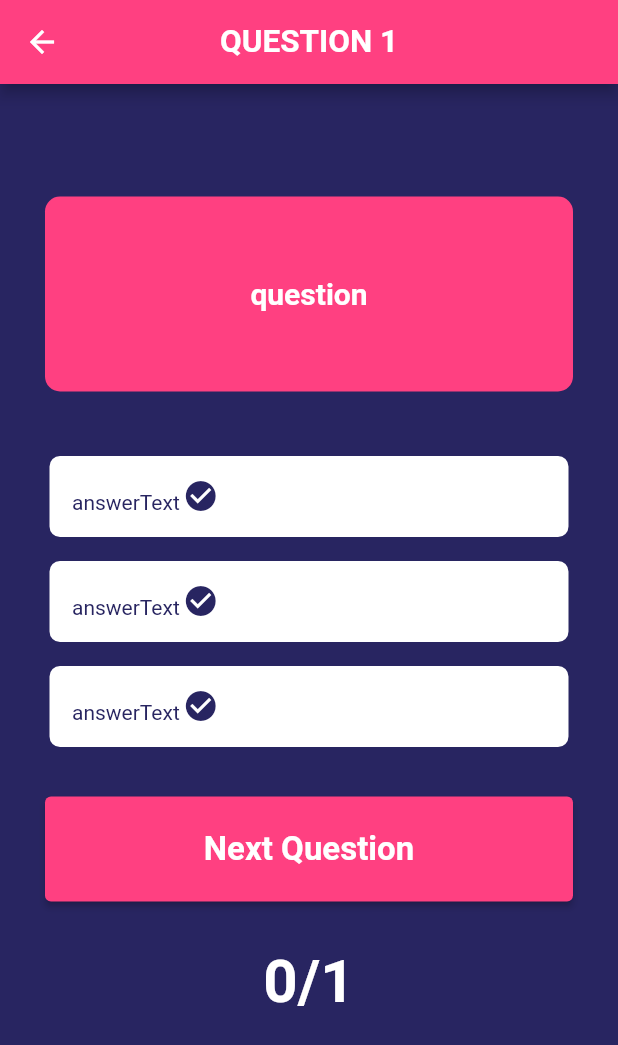
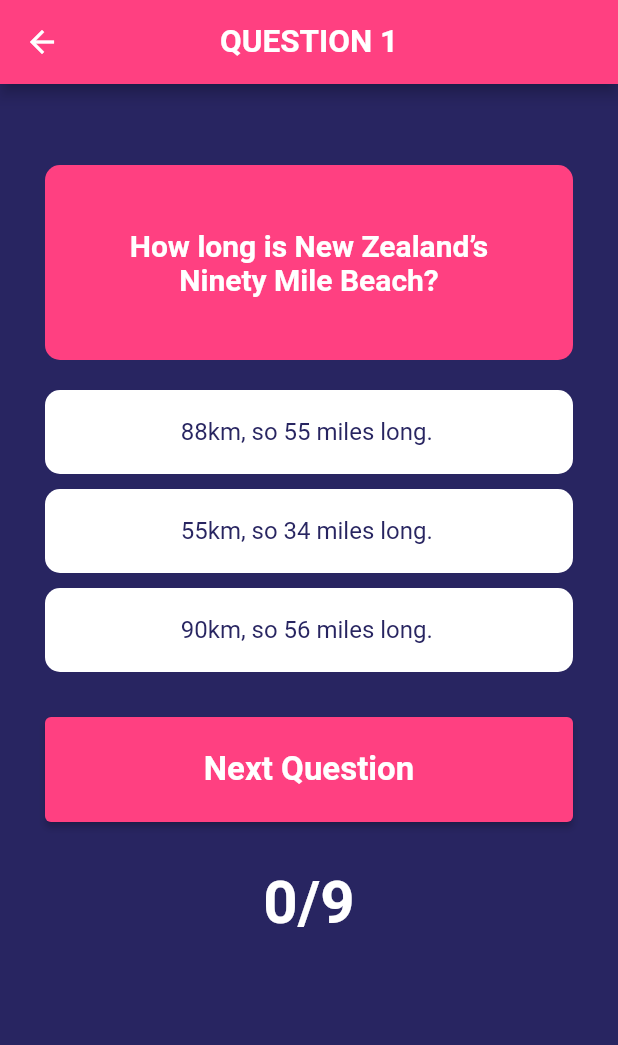
Before and after one commit to NavinduK/sci_que, a Flutter app: the Question screen opened directly, on a phone screen of 412 x 824 dp. Shown: the top 1045 px of the screen. Run offline on Flutter 3.47's test engine with Material 2 defaults, Android fonts, the phone set to English and light mode, and no system bars; our stand-ins replace animate_do, fluttertoast.

Commit message:
Answer change and interraction feature implementation

```diff
--- a/lib/Views/Question.dart
+++ b/lib/Views/Question.dart
@@ -1,5 +1,3 @@
-import 'dart:ui';
-
 import 'package:flutter/material.dart';
 import 'package:sci_que/Widgets/Answer.dart';
 
@@ -84,26 +82,26 @@
         child: Column(
           children: [
             SizedBox(
-              height: 25.0,
+              height: 15.0,
             ),
             Row(
               mainAxisAlignment: MainAxisAlignment.center,
               children: [
                 if (_scoreTracker.length == 0)
                   SizedBox(
-                    height: 25.0,
+                    height: 24.0,
                   ),
                 if (_scoreTracker.length > 0) ..._scoreTracker
               ],
             ),
             SizedBox(
-              height: 25.0,
+              height: 15.0,
             ),
             Container(
               width: double.infinity,
               height: 130.0,
-              margin: EdgeInsets.only(bottom: 10.0, left: 30.0, right: 30.0),
-              padding: EdgeInsets.symmetric(horizontal: 50.0, vertical: 20.0),
+              margin: EdgeInsets.only(left: 30.0, right: 30.0),
+              padding: EdgeInsets.symmetric(horizontal: 30.0, vertical: 10.0),
               decoration: BoxDecoration(
                 color: Colors.pinkAccent,
                 borderRadius: BorderRadius.circular(10.0),
@@ -121,13 +119,15 @@
               ),
             ),
             SizedBox(
-              height: 25.0,
+              height: 15.0,
             ),
             ...(_questions[_questionIndex]['answers']
                     as List<Map<String, Object>>)
                 .map(
               (answer) => Answer(
                 answerText: answer['answerText'].toString(),
+                correct: answer['score'] as bool,
+                answerWasSelected: answerWasSelected,
                 answerColor: answerWasSelected
                     ? answer['score'] as bool
                         ? Colors.green
@@ -198,7 +198,7 @@
               ),
             if (endOfQuiz)
               Container(
-                height: 100,
+                height: 80,
                 width: double.infinity,
                 color: Colors.black,
                 child: Center(
@@ -220,14 +220,91 @@
     );
   }
 }
+// final _questions = const [
+//   {
+//     'question': 'question',
+//     'answers': [
+//       {'answerText': 'answerText', 'score': true},
+//       {'answerText': 'answerText', 'score': false},
+//       {'answerText': 'answerText', 'score': false},
+//     ],
+//   },
+
+// ];
 
 final _questions = const [
   {
-    'question': 'question',
+    'question': 'How long is New Zealand’s Ninety Mile Beach?',
     'answers': [
-      {'answerText': 'answerText', 'score': true},
-      {'answerText': 'answerText', 'score': false},
-      {'answerText': 'answerText', 'score': false},
+      {'answerText': '88km, so 55 miles long.', 'score': true},
+      {'answerText': '55km, so 34 miles long.', 'score': false},
+      {'answerText': '90km, so 56 miles long.', 'score': false},
     ],
-  }
+  },
+  {
+    'question':
+        'In which month does the German festival of Oktoberfest mostly take place?',
+    'answers': [
+      {'answerText': 'January', 'score': false},
+      {'answerText': 'October', 'score': false},
+      {'answerText': 'September', 'score': true},
+    ],
+  },
+  {
+    'question': 'Who composed the music for Sonic the Hedgehog 3?',
+    'answers': [
+      {'answerText': 'Britney Spears', 'score': false},
+      {'answerText': 'Timbaland', 'score': false},
+      {'answerText': 'Michael Jackson', 'score': true},
+    ],
+  },
+  {
+    'question': 'In Georgia (the state), it’s illegal to eat what with a fork?',
+    'answers': [
+      {'answerText': 'Hamburgers', 'score': false},
+      {'answerText': 'Fried chicken', 'score': true},
+      {'answerText': 'Pizza', 'score': false},
+    ],
+  },
+  {
+    'question':
+        'Which part of his body did musician Gene Simmons from Kiss insure for one million dollars?',
+    'answers': [
+      {'answerText': 'His tongue', 'score': true},
+      {'answerText': 'His leg', 'score': false},
+      {'answerText': 'His butt', 'score': false},
+    ],
+  },
+  {
+    'question': 'In which country are Panama hats made?',
+    'answers': [
+      {'answerText': 'Ecuador', 'score': true},
+      {'answerText': 'Panama (duh)', 'score': false},
+      {'answerText': 'Portugal', 'score': false},
+    ],
+  },
+  {
+    'question': 'From which country do French fries originate?',
+    'answers': [
+      {'answerText': 'Belgium', 'score': true},
+      {'answerText': 'France (duh)', 'score': false},
+      {'answerText': 'Switzerland', 'score': false},
+    ],
+  },
+  {
+    'question': 'Which sea creature has three hearts?',
+    'answers': [
+      {'answerText': 'Great White Sharks', 'score': false},
+      {'answerText': 'Killer Whales', 'score': false},
+      {'answerText': 'The Octopus', 'score': true},
+    ],
+  },
+  {
+    'question': 'Which European country eats the most chocolate per capita?',
+    'answers': [
+      {'answerText': 'Belgium', 'score': false},
+      {'answerText': 'The Netherlands', 'score': false},
+      {'answerText': 'Switzerland', 'score': true},
+    ],
+  },
 ];
--- a/lib/Widgets/Answer.dart
+++ b/lib/Widgets/Answer.dart
@@ -4,11 +4,15 @@
   const Answer({
     Key? key,
     required this.answerText,
+    required this.correct,
+    required this.answerWasSelected,
     required this.answerColor,
     required this.answerTap,
   }) : super(key: key);
 
   final String answerText;
+  final bool correct;
+  final bool answerWasSelected;
   final Color answerColor;
   final Function answerTap;
 
@@ -17,31 +21,47 @@
     return InkWell(
       onTap: () => answerTap(),
       child: Container(
-          padding: EdgeInsets.all(15.0),
+          padding: EdgeInsets.all(16.0),
           margin: EdgeInsets.symmetric(vertical: 5.0, horizontal: 30.0),
           width: double.infinity,
           decoration: BoxDecoration(
             color: Colors.white,
-            border: Border.all(color: answerColor, width: 3),
+            // border: Border.all(color: answerColor, width: 3),
             borderRadius: BorderRadius.circular(10.0),
           ),
+          child: Center(
+            child: Padding(
+              padding: const EdgeInsets.only(left: 25),
               child: RichText(
                 text: TextSpan(
                   // style: Theme.of(context).textTheme.body1,
                   children: [
                     TextSpan(
-                    text: answerText, style: TextStyle(color: answerColor)),
+                        text: answerText,
+                        style: TextStyle(color: answerColor, fontSize: 16)),
                     WidgetSpan(
+                      alignment: PlaceholderAlignment.middle,
                       child: Padding(
                         padding: const EdgeInsets.symmetric(horizontal: 2.0),
-                    child: Icon(
-                      Icons.check_circle,
+                        child: answerWasSelected
+                            ? Icon(
+                                correct
+                                    ? Icons.check_circle
+                                    : Icons.cancel_sharp,
                                 color: answerColor,
+                              )
+                            : Icon(
+                                correct
+                                    ? Icons.check_circle
+                                    : Icons.cancel_sharp,
+                                color: Colors.white,
                               ),
                       ),
                     ),
                   ],
                 ),
+              ),
+            ),
           )),
     );
   }
```
Also changed, not shown: lib/Widgets/Interraction.dart (added, +70 -0 lines). Lines whose indentation alone changed are shown as unchanged.
